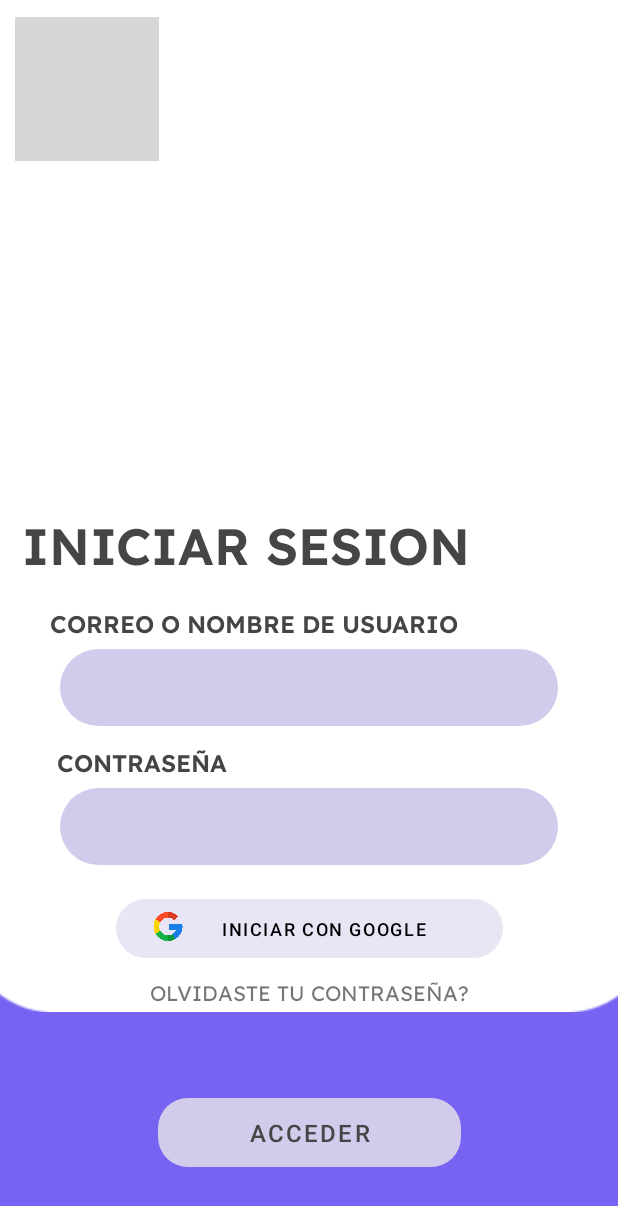
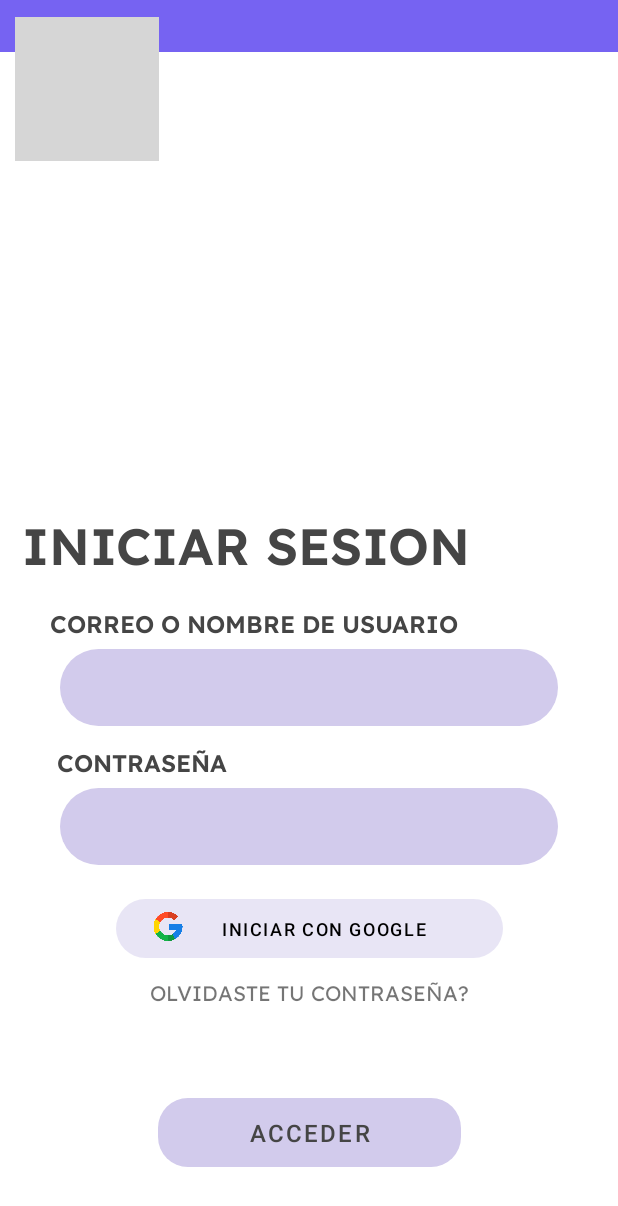
Before and after one commit to Sandoval0315/EXPO, an Android app: the screen it shows after launch (login), after a tap on "ACCEDER", on a phone screen of 412 x 824 dp. Shown: the top 1206 px of the screen. Run offline under Robolectric (Android 15) with nearby library versions, the phone set to English and light mode, and no system bars; grey boxes are pictures that could not be loaded.

Commit message:
registro, login y encriptacion funcionales

```diff
--- a/app/src/main/java/HealthSync/healthsync/Bienvenida.kt
+++ b/app/src/main/java/HealthSync/healthsync/Bienvenida.kt
@@ -21,7 +21,7 @@ class Bienvenida : AppCompatActivity() {
 
         //ocultar barra de arriba
         supportActionBar?.hide()
-       val btnRegistrarse = findViewById<Button>(R.id.btnRegistrarse);
+       val btnRegistrarse = findViewById<Button>(R.id.btnRegistrarme);
         btnRegistrarse.setOnClickListener {
             val intent = Intent(this, registrarse::class.java)
             startActivity(intent)
--- a/app/src/main/java/HealthSync/healthsync/login.kt
+++ b/app/src/main/java/HealthSync/healthsync/login.kt
@@ -14,6 +14,7 @@ import androidx.core.view.ViewCompat
 import androidx.core.view.WindowInsetsCompat
 import kotlinx.coroutines.CoroutineScope
 import kotlinx.coroutines.Dispatchers
+import kotlinx.coroutines.GlobalScope
 import kotlinx.coroutines.launch
 import kotlinx.coroutines.withContext
 import java.security.MessageDigest
@@ -32,7 +33,7 @@ class login : AppCompatActivity() {
 //ocultar barra de arriba
         supportActionBar?.hide()
         val txtCorreo = findViewById<EditText>(R.id.txtCorreo)
-        val txtContraseña = findViewById<EditText>(R.id.txtContraseña)
+        val txtClave = findViewById<EditText>(R.id.txtClave)
         val btnAcceder = findViewById<Button>(R.id.btnAcceder)
         val imgBack = findViewById<ImageView>(R.id.imgBack1)
         val lbRecuperarC = findViewById<TextView>(R.id.lbRecuperarC)
@@ -49,15 +50,15 @@ class login : AppCompatActivity() {
 
         btnAcceder.setOnClickListener {
             val txtCorreo = txtCorreo.text.toString()
-            val txtContraseña = hashPassword(txtContraseña.text.toString())
+            val txtContraseña = hashPassword(txtClave.text.toString())
 
             if (txtCorreo.isEmpty() || txtContraseña.isEmpty()) {
                 Toast.makeText(this, "Campos incompletos", Toast.LENGTH_SHORT).show()
             } else {
-                CoroutineScope(Dispatchers.IO).launch {
+                GlobalScope.launch(Dispatchers.IO) {
                     val objConexion = ClaseConexion().CadenaConexion()
 
-                    val addAcceder = "select * from Usuarios where correo = ? AND contraseña = ?"
+                    val addAcceder = "select * from Usuarios where correo = ? AND clave = ?"
                     val objAcceder = objConexion?.prepareStatement(addAcceder)
                     objAcceder?.setString(1, txtCorreo)
                     objAcceder?.setString(2, txtContraseña)
@@ -81,6 +82,7 @@ class login : AppCompatActivity() {
         }
     }
 
+
     // Método para hashear la contraseña con SHA-256
     private fun hashPassword(password: String): String {
         val bytes = password.toByteArray()
--- a/app/src/main/java/Modelo/ClaseConexion.kt
+++ b/app/src/main/java/Modelo/ClaseConexion.kt
@@ -6,9 +6,9 @@ import java.sql.DriverManager
 class ClaseConexion {
         fun CadenaConexion(): Connection? {
             try{
-                val url = "jdbc:oracle:thin:@192.168.56.1:1521:xe"
-                val usuario = "system"
-                val contraseña = "sandoval"
+                val url = "jdbc:oracle:thin:@192.168.0.12:1521:xe"
+                val usuario = "HealthSync_Developer"
+                val contraseña = "healthsync2024"
 
                 val conection = DriverManager.getConnection(url, usuario, contraseña)
                 return conection
--- a/app/src/main/res/layout/activity_bienvenida.xml
+++ b/app/src/main/res/layout/activity_bienvenida.xml
@@ -50,7 +50,7 @@
         app:layout_constraintVertical_bias="0.796" />
 
     <Button
-        android:id="@+id/btnRegistrarse"
+        android:id="@+id/btnRegistrarme"
         style="@style/Widget.MaterialComponents.Button.TextButton"
         android:layout_width="150dp"
         android:layout_height="70dp"
--- a/app/src/main/res/layout/activity_login.xml
+++ b/app/src/main/res/layout/activity_login.xml
@@ -24,8 +24,8 @@
         android:id="@+id/imageView6"
         android:layout_width="460dp"
         android:layout_height="922dp"
-        android:layout_marginBottom="17dp"
-        app:layout_constraintBottom_toTopOf="@+id/btnAcceder"
+        android:layout_marginBottom="20dp"
+        app:layout_constraintBottom_toTopOf="@+id/btnRegistrarse"
         app:layout_constraintEnd_toEndOf="parent"
         app:layout_constraintStart_toStartOf="parent"
         app:srcCompat="@drawable/_f910cec_c32c_4358_b6ea_84992884f255" />
@@ -105,7 +105,7 @@
         app:layout_constraintVertical_bias="0.434" />
 
     <EditText
-        android:id="@+id/txtContraseña"
+        android:id="@+id/txtClave"
         android:layout_width="332dp"
         android:layout_height="51dp"
         android:background="@drawable/edittext_background"
--- a/app/src/main/res/layout/activity_registrarse.xml
+++ b/app/src/main/res/layout/activity_registrarse.xml
@@ -182,7 +182,7 @@
         app:layout_constraintVertical_bias="0.954" />
 
     <Button
-        android:id="@+id/btnAcceder"
+        android:id="@+id/btnRegistrarse"
         style="@style/Widget.MaterialComponents.Button.TextButton"
         android:layout_width="202dp"
         android:layout_height="58dp"
```
Also changed, not shown: app/src/main/java/HealthSync/healthsync/registrarse.kt (+14 -15 lines).
